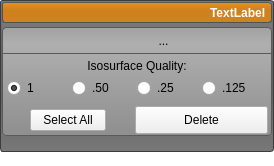
This is src/Interface/AppInterface/LayerGroupWidget.ui in SCIInstitute/Seg3D as Qt 5 draws it before an edit. The edited form follows.
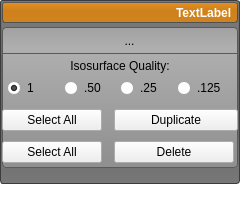
This is the edited form. Icons and pictures are not drawn. Custom widgets are drawn as their Qt base class.

Commit message: fixed a little ui bug with the histogram widget, fixed the autosave checkbox in the project dock widget to sync with the preferences manager, fixed a ui bug with LayerGroupWidget's duplicate_button's stylesheet, fixed some ui issues with resample and crop

Patch:
```diff
--- a/src/Interface/AppInterface/LayerGroupWidget.ui
+++ b/src/Interface/AppInterface/LayerGroupWidget.ui
@@ -6,8 +6,8 @@
    <rect>
     <x>0</x>
     <y>0</y>
-    <width>274</width>
-    <height>166</height>
+    <width>240</width>
+    <height>198</height>
    </rect>
   </property>
   <property name="sizePolicy">
@@ -101,7 +101,6 @@
   padding: 0 0 0 0;
 }
 
-
 QToolButton#duplicate_layer_button_{
   background-color: rgba(0, 0, 0, 0);
   border: 1px solid rgba(0, 0, 0, 0);
@@ -111,6 +110,13 @@
 QToolButton#duplicate_layer_button_:hover{
   background-color: rgba( 0, 0, 0, 30 ); border-radius: 3px;
 }
+QToolButton#duplicate_layer_button_:checked{
+  background-color: rgb(233, 111, 53);
+  border-radius: 3px;
+  border: 1px solid rgb(142, 67, 32);
+  margin: 0 0 0 0;
+  padding: 0 0 0 0;
+}
 
 
 QToolButton#group_iso_button_{
@@ -527,6 +533,9 @@
                       <height>20</height>
                      </size>
                     </property>
+                    <property name="checkable">
+                     <bool>true</bool>
+                    </property>
                    </widget>
                   </item>
                   <item>
@@ -741,6 +750,53 @@
                  </layout>
                 </widget>
                </item>
+               <item>
+                <widget class="QWidget" name="duplicate_layers_" native="true">
+                 <property name="minimumSize">
+                  <size>
+                   <width>0</width>
+                   <height>32</height>
+                  </size>
+                 </property>
+                 <property name="maximumSize">
+                  <size>
+                   <width>16777215</width>
+                   <height>32</height>
+                  </size>
+                 </property>
+                 <layout class="QHBoxLayout" name="horizontalLayout_4">
+                  <property name="spacing">
+                   <number>12</number>
+                  </property>
+                  <property name="margin">
+                   <number>0</number>
+                  </property>
+                  <item>
+                   <widget class="QPushButton" name="select_all_for_duplication_button_">
+                    <property name="maximumSize">
+                     <size>
+                      <width>100</width>
+                      <height>16777215</height>
+                     </size>
+                    </property>
+                    <property name="text">
+                     <string>Select All</string>
+                    </property>
+                    <property name="checkable">
+                     <bool>true</bool>
+                    </property>
+                   </widget>
+                  </item>
+                  <item>
+                   <widget class="QPushButton" name="duplicate_button_">
+                    <property name="text">
+                     <string>Duplicate</string>
+                    </property>
+                   </widget>
+                  </item>
+                 </layout>
+                </widget>
+               </item>
                <item>
                 <widget class="QWidget" name="delete_" native="true">
                  <layout class="QVBoxLayout" name="verticalLayout_8">
@@ -766,7 +822,7 @@
                     </property>
                     <layout class="QHBoxLayout" name="horizontalLayout_25">
                      <property name="spacing">
-                      <number>0</number>
+                      <number>12</number>
                      </property>
                      <property name="leftMargin">
                       <number>0</number>
@@ -778,22 +834,13 @@
                       <number>4</number>
                      </property>
                      <property name="bottomMargin">
-                      <number>0</number>
-                     </property>
-                     <item>
-                      <widget class="QWidget" name="widget_2" native="true">
-                       <layout class="QHBoxLayout" name="horizontalLayout_4">
-                        <property name="spacing">
-                         <number>0</number>
-                        </property>
-                        <property name="margin">
                          <number>0</number>
                         </property>
                         <item>
                          <widget class="QPushButton" name="select_all_button_">
                           <property name="maximumSize">
                            <size>
-                            <width>76</width>
+                         <width>100</width>
                             <height>16777215</height>
                            </size>
                           </property>
@@ -808,17 +855,8 @@
                           </property>
                          </widget>
                         </item>
-                       </layout>
-                      </widget>
-                     </item>
                      <item>
                       <widget class="QPushButton" name="delete_button_">
-                       <property name="minimumSize">
-                        <size>
-                         <width>0</width>
-                         <height>28</height>
-                        </size>
-                       </property>
                        <property name="text">
                         <string>Delete</string>
                        </property>
```
Left out of the diff: 3 changed lines with no effect on the pictures. Lines whose indentation alone changed are shown as unchanged. The commit also changes 13 other files.
